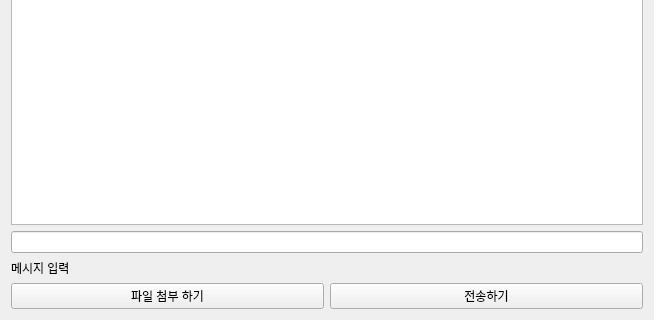
First picture: the form in securitySoftProd_Client/clientinfoform_chat.ui, repository Hyun-nine-CH/securitySoftProd, before the edit; both pictures show x 0 to 654 and y 155 to 475 of the 654 by 475 pixel window.
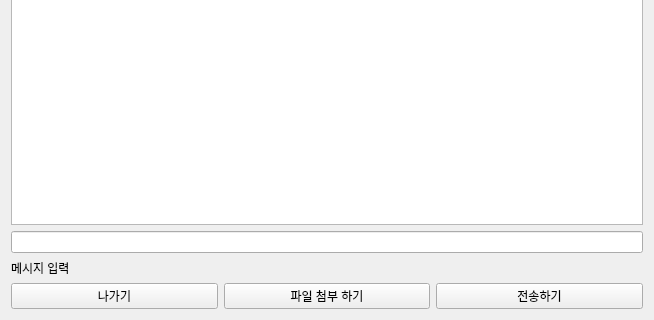
Second picture: the form after the edit.

The edit to the form file:
```diff
--- a/securitySoftProd_Client/clientinfoform_chat.ui
+++ b/securitySoftProd_Client/clientinfoform_chat.ui
@@ -29,6 +29,13 @@
    </item>
    <item>
     <layout class="QHBoxLayout" name="horizontalLayout">
+     <item>
+      <widget class="QPushButton" name="pushButton_exit">
+       <property name="text">
+        <string>나가기</string>
+       </property>
+      </widget>
+     </item>
      <item>
       <widget class="QPushButton" name="pushButton_fileClient">
        <property name="text">
```
